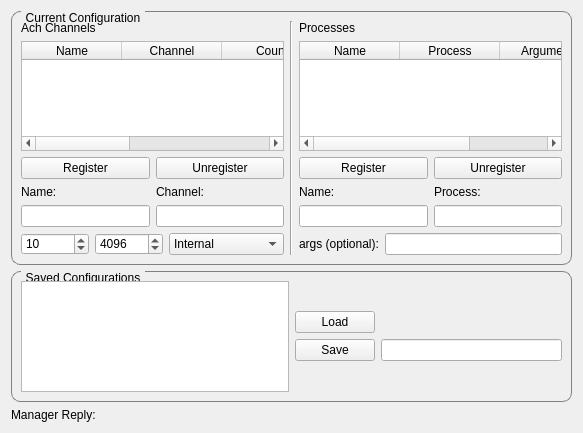
Qt form HuboQt/ui/ConfigWidget.ui (golems/HuboCan) before a commit.
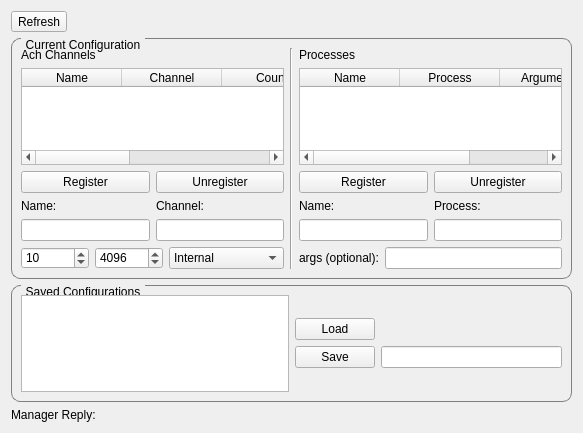
The same form after that commit.

Commit message: config manipulation seems finished

Diff of the .ui file:
```diff
--- a/HuboQt/ui/ConfigWidget.ui
+++ b/HuboQt/ui/ConfigWidget.ui
@@ -14,6 +14,13 @@
    <string>Form</string>
   </property>
   <layout class="QVBoxLayout" name="verticalLayout">
+   <item>
+    <widget class="QToolButton" name="refreshLists">
+     <property name="text">
+      <string>Refresh</string>
+     </property>
+    </widget>
+   </item>
    <item>
     <widget class="QGroupBox" name="groupBox">
      <property name="styleSheet">
```
The commit also changes 7 other files.
